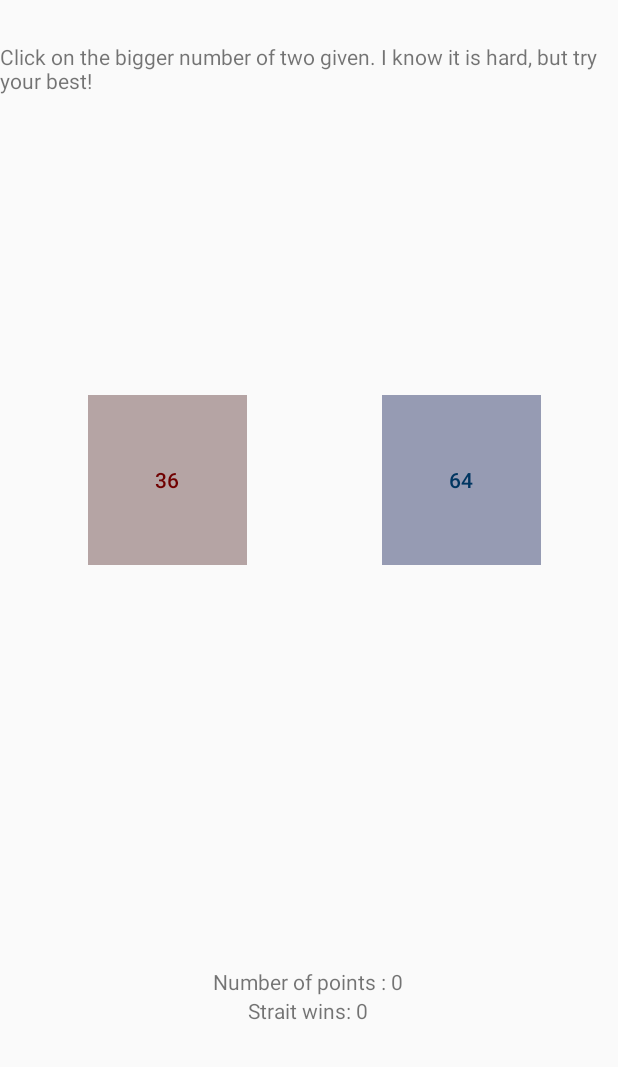
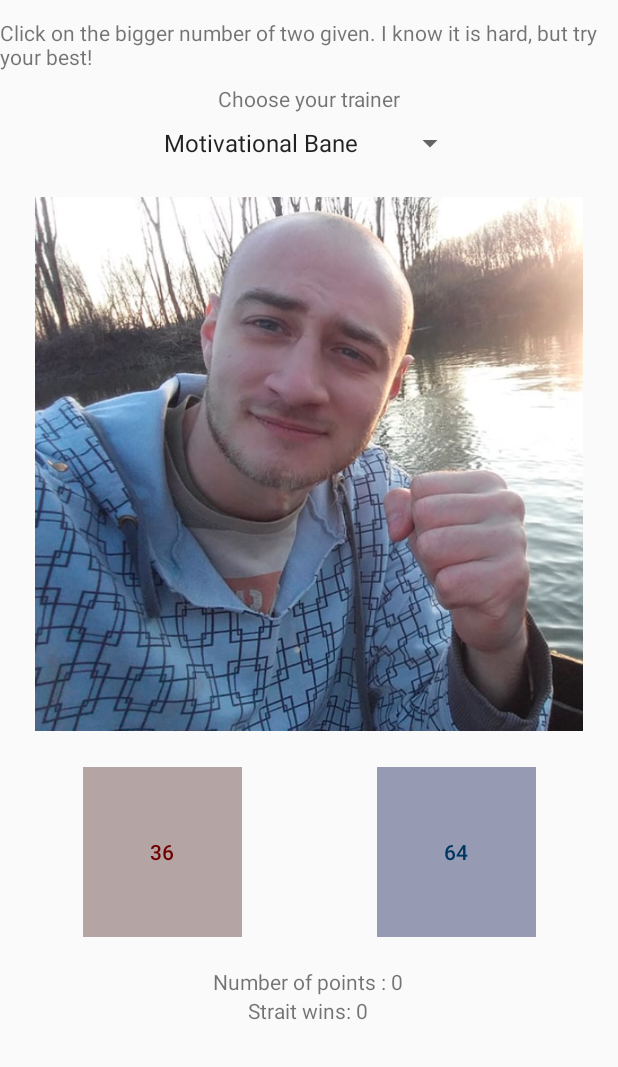
Before and after one commit to Sale1996/Android-apps, an Android app: the screen it shows after launch (MainActivity), on a phone screen of 412 x 824 dp, the part 169-1236 px from its top. Run offline under Robolectric (Android 15) with nearby library versions, the phone set to English and light mode, and no system bars.

Commit message:
update on one application

```diff
--- a/Greater_lower/app/src/main/java/com/example/sale1996/MainActivity.kt
+++ b/Greater_lower/app/src/main/java/com/example/sale1996/MainActivity.kt
@@ -3,6 +3,7 @@ package com.example.sale1996
 import androidx.appcompat.app.AppCompatActivity
 import android.os.Bundle
 import android.view.View
+import android.widget.AdapterView
 import android.widget.Button
 import android.widget.Toast
 import kotlinx.android.synthetic.main.activity_main.*
@@ -16,6 +17,29 @@ class MainActivity : AppCompatActivity() {
     override fun onCreate(savedInstanceState: Bundle?) {
         super.onCreate(savedInstanceState)
         setContentView(R.layout.activity_main)
+
+
+        spinner_trainers?.onItemSelectedListener = object : AdapterView.OnItemSelectedListener{
+            override fun onNothingSelected(parent: AdapterView<*>?) {
+
+            }
+
+            override fun onItemSelected(parent: AdapterView<*>?, view: View?, position: Int, id: Long) {
+                val id = when (position) {
+                    0 -> R.drawable.bane_good
+                    1 -> R.drawable.bane_bad
+                    2 -> R.drawable.katela_good
+                    3 -> R.drawable.katela_bad
+                    4 -> R.drawable.lovre_good
+                    5 -> R.drawable.zivko_bad
+                    6 -> R.drawable.sale_good
+                    else -> R.drawable.sale_bad
+                }
+
+                trainer.setImageResource(id)
+            }
+
+        }
 
         setupEnvironment()
     }
--- a/Greater_lower/app/src/main/res/layout/activity_main.xml
+++ b/Greater_lower/app/src/main/res/layout/activity_main.xml
@@ -21,11 +21,12 @@
         app:layout_constraintStart_toStartOf="parent"
         app:layout_constraintTop_toTopOf="parent" />
 
+
     <TextView
         android:id="@+id/description"
         android:layout_width="wrap_content"
         android:layout_height="wrap_content"
-        android:layout_marginTop="28dp"
+        android:layout_marginTop="12dp"
         android:text="@string/header_desc"
         android:textSize="14sp"
         app:layout_constraintEnd_toEndOf="parent"
@@ -33,35 +34,33 @@
         app:layout_constraintStart_toStartOf="parent"
         app:layout_constraintTop_toBottomOf="@+id/textView" />
 
-
     <LinearLayout
         android:id="@+id/linearLayout"
         android:layout_width="wrap_content"
         android:layout_height="wrap_content"
-        android:layout_marginTop="200dp"
+        android:layout_marginBottom="20dp"
+        app:layout_constraintBottom_toTopOf="@+id/number_of_points"
         app:layout_constraintEnd_toEndOf="parent"
-        app:layout_constraintHorizontal_bias="0.536"
-        app:layout_constraintStart_toStartOf="parent"
-        app:layout_constraintTop_toBottomOf="@+id/description">
+        app:layout_constraintStart_toStartOf="parent">
 
         <Button
             android:id="@+id/left_number"
+            style="?android:attr/borderlessButtonStyle"
             android:layout_width="106dp"
             android:layout_height="113dp"
             android:background="#B5A4A4"
             android:onClick="buttonClicked"
-            android:textColor="#700000"
-            style="?android:attr/borderlessButtonStyle" />
+            android:textColor="#700000" />
 
         <Button
             android:id="@+id/right_number"
+            style="?android:attr/borderlessButtonStyle"
             android:layout_width="106dp"
             android:layout_height="113dp"
             android:layout_marginStart="90dp"
             android:background="#969BB3"
             android:onClick="buttonClicked"
-            android:textColor="#003661"
-            style="?android:attr/borderlessButtonStyle" />
+            android:textColor="#003661" />
 
 
     </LinearLayout>
@@ -89,4 +88,39 @@
         app:layout_constraintHorizontal_bias="0.498"
         app:layout_constraintStart_toStartOf="parent" />
 
+    <ImageView
+        android:id="@+id/trainer"
+        android:layout_width="0dp"
+        android:layout_height="0dp"
+        android:layout_marginTop="24dp"
+        android:layout_marginBottom="24dp"
+        android:contentDescription="@string/image_desc"
+        app:layout_constraintBottom_toTopOf="@+id/linearLayout"
+        app:layout_constraintEnd_toEndOf="parent"
+        app:layout_constraintHorizontal_bias="0.0"
+        app:layout_constraintStart_toStartOf="parent"
+        app:layout_constraintTop_toBottomOf="@+id/spinner_trainers"
+        app:layout_constraintVertical_bias="0.0"
+        app:srcCompat="@drawable/bane_bad" />
+
+    <Spinner
+        android:id="@+id/spinner_trainers"
+        android:layout_width="wrap_content"
+        android:layout_height="wrap_content"
+        android:layout_marginTop="36dp"
+        android:entries="@array/list_of_trainers"
+        app:layout_constraintEnd_toEndOf="parent"
+        app:layout_constraintStart_toStartOf="parent"
+        app:layout_constraintTop_toBottomOf="@+id/description" />
+
+    <TextView
+        android:id="@+id/textView2"
+        android:layout_width="wrap_content"
+        android:layout_height="wrap_content"
+        android:layout_marginBottom="8dp"
+        android:text="@string/choose_trainer"
+        app:layout_constraintBottom_toTopOf="@+id/spinner_trainers"
+        app:layout_constraintEnd_toEndOf="parent"
+        app:layout_constraintStart_toStartOf="parent" />
+
 </androidx.constraintlayout.widget.ConstraintLayout>
--- a/Greater_lower/app/src/main/res/values/strings.xml
+++ b/Greater_lower/app/src/main/res/values/strings.xml
@@ -4,4 +4,17 @@
     <string name="header_desc">Click on the bigger number of two given. I know it is hard, but try your best!</string>
     <string name="score_default">Number of points : 0</string>
     <string name="strait_wins_default">Strait wins: 0</string>
+    <string name="choose_trainer">Choose your trainer</string>
+    <string name="image_desc">Image description</string>
+
+    <string-array name="list_of_trainers">
+        <item>Motivational Bane</item>
+        <item>Bane after analiza</item>
+        <item>Chill Katela</item>
+        <item>Not in mood Katela</item>
+        <item>Not bad Lovre</item>
+        <item>Dark Zivko</item>
+        <item>Sale if you are ally</item>
+        <item>Sale if you are horde</item>
+    </string-array>
 </resources>
```
Also changed, not shown: Greater_lower/app/src/main/res/drawable/bane_bad.png (added), Greater_lower/app/src/main/res/drawable/bane_good.png (added), Greater_lower/app/src/main/res/drawable/katela_bad.png (added), Greater_lower/app/src/main/res/drawable/katela_good.png (added), Greater_lower/app/src/main/res/drawable/lovre_good.png (added), Greater_lower/app/src/main/res/drawable/sale_bad.png (added), Greater_lower/app/src/main/res/drawable/sale_good.png (added), Greater_lower/app/src/main/res/drawable/zivko_bad.png (added).
